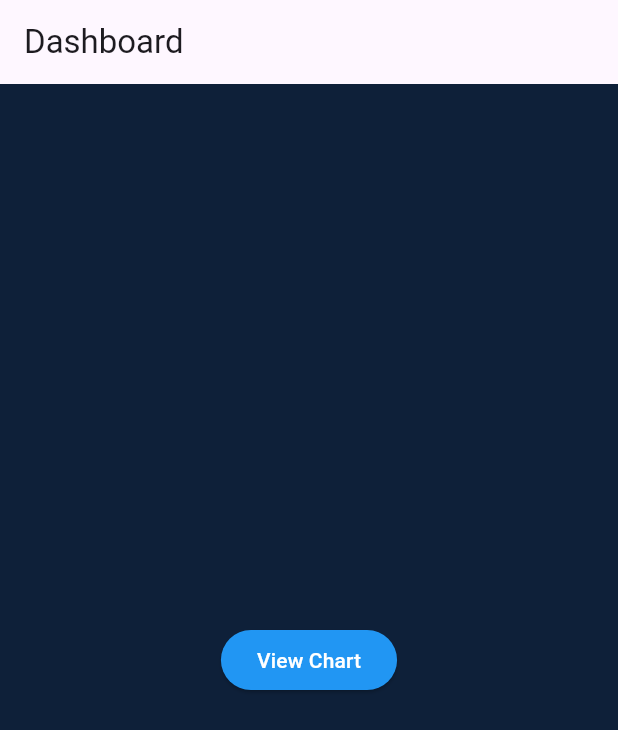
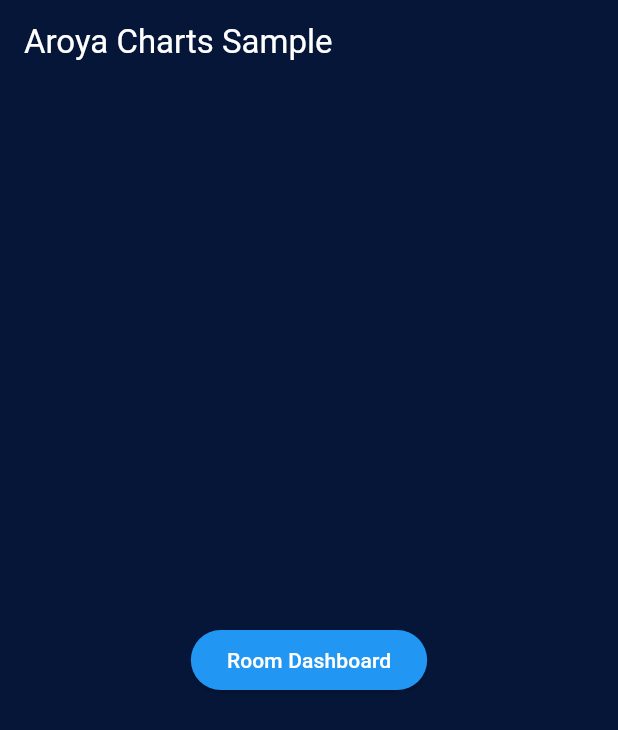
Before and after one commit to HaseefMohommed/Flutter-Syncfusion, a Flutter app: the screen it shows after launch, on a phone screen of 412 x 824 dp. Shown: the top 730 px of the screen. Run offline on Flutter 3.47's test engine with Material 3 defaults, Android fonts, the phone set to English and light mode, and no system bars; our stand-ins replace syncfusion_flutter_charts.

Commit message:
UI and logical changes

```diff
--- a/lib/main.dart
+++ b/lib/main.dart
@@ -1,7 +1,9 @@
+import 'dart:math';
+
 import 'package:flutter/material.dart';
 import 'package:flutter_syncfusion/chart_page.dart';
-import 'dart:math';
 
+const Color primaryColor = Color(0xFF051638);
 void main() {
   runApp(const MyApp());
 }
@@ -12,10 +14,15 @@ class MyApp extends StatelessWidget {
   @override
   Widget build(BuildContext context) {
     return MaterialApp(
-      title: 'Flutter Syncfusion Demo',
+      title: 'Aroya Room Dashboard (Demo)',
       debugShowCheckedModeBanner: false,
       theme: ThemeData(
-        scaffoldBackgroundColor: const Color(0xFF0E2039),
+        // scaffoldBackgroundColor: const Color(0xFF0E2039),
+        scaffoldBackgroundColor: primaryColor,
+        appBarTheme: const AppBarTheme(
+          backgroundColor: primaryColor,
+          foregroundColor: Colors.white,
+        ),
       ),
       home: const DashboardPage(),
     );
@@ -25,21 +32,58 @@ class MyApp extends StatelessWidget {
 class DashboardPage extends StatelessWidget {
   const DashboardPage({super.key});
 
-  static List<ChartSeries> generateChartSeries({int seriesCount = 5}) {
-    final random = Random();
+  static List<ChartSeries> generateChartSeries({
+    int seriesCount = 5,
+    required int setIndex,
+  }) {
+    final startDate = DateTime(2024, 1, 1);
+    final endDate = DateTime(2024, 1, 14);
 
-    final startDate = DateTime(2024, 1, 1);
-    final endDate = DateTime(2024, 1, 31);
+    List<Color> baseColors = [
+      Colors.brown,
+      Colors.cyan,
+      Colors.orange,
+      Colors.green,
+      Colors.purple,
+      Colors.pink,
+      Colors.blue,
+      Colors.yellow,
+      Colors.teal,
+      Colors.red,
+    ];
+
+    assert(setIndex - 1 < baseColors.length, 'No base color for this setIndex');
+
+    Color baseColor = baseColors[setIndex - 1];
 
     List<ChartSeries> chartSeries = List.generate(seriesCount, (seriesIndex) {
-      final color = Color.lerp(Colors.blue[900]!, Colors.blue[100]!,
-          seriesIndex / (seriesCount - 1))!;
+      double lightness = 0.4 + (seriesIndex / (seriesCount - 1)) * 0.4;
 
-      return generateSeries(startDate, endDate, 'Series ${seriesIndex + 1}',
-          color, (progress) => generateRandomValue(progress, random));
+      Color color = HSLColor.fromColor(baseColor.withOpacity(1.0))
+          .withLightness(lightness)
+          .toColor();
+
+      return generateSeries(
+        startDate,
+        endDate,
+        'Set $setIndex Series ${seriesIndex + 1}',
+        color,
+        (progress) => generateDistinctRandomValue(progress, setIndex),
+      );
     });
 
     return chartSeries;
+  }
+
+  static double generateDistinctRandomValue(double progress, int setIndex) {
+    final random = Random();
+    double value;
+
+    value = (20 * setIndex) + 15 + 10 * sin(progress * 2 * pi * (setIndex + 2));
+
+    value += random.nextDouble() * (setIndex + 1) * 5 - (setIndex + 1) * 2.5;
+
+    return value.clamp(15, 100);
   }
 
   static ChartSeries generateSeries(DateTime startDate, DateTime endDate,
@@ -64,7 +108,8 @@ class DashboardPage extends StatelessWidget {
     );
   }
 
-  static double generateRandomValue(double progress, Random random) {
+  static double generateRandomValue(double progress) {
+    final random = Random();
     double value = 35 + 15 * sin(progress * 2 * pi * 3);
 
     value += random.nextDouble() * 4 - 2;
@@ -74,11 +119,15 @@ class DashboardPage extends StatelessWidget {
 
   @override
   Widget build(BuildContext context) {
-    final List<ChartSeries> chartSeries = generateChartSeries(seriesCount: 10);
+    final List<List<ChartSeries>> chartSeries = [
+      generateChartSeries(seriesCount: 3, setIndex: 1),
+      generateChartSeries(seriesCount: 3, setIndex: 2),
+      generateChartSeries(seriesCount: 3, setIndex: 3),
+    ];
 
     return Scaffold(
       appBar: AppBar(
-        title: const Text('Dashboard'),
+        title: const Text('Aroya Charts Sample'),
       ),
       body: Center(
         child: ElevatedButton(
@@ -96,7 +145,7 @@ class DashboardPage extends StatelessWidget {
               ),
             );
           },
-          child: const Text('View Chart'),
+          child: const Text('Room Dashboard'),
         ),
       ),
     );
```
Also changed, not shown: lib/chart_page.dart (+118 -41 lines).
